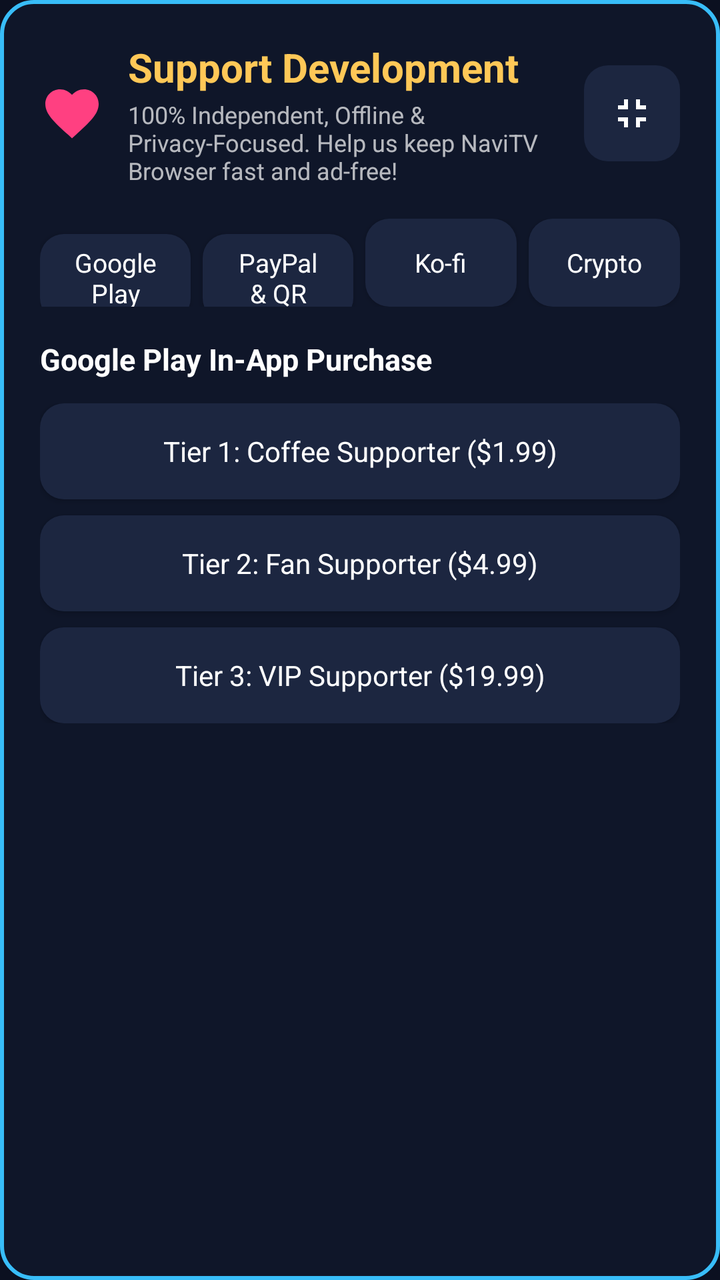
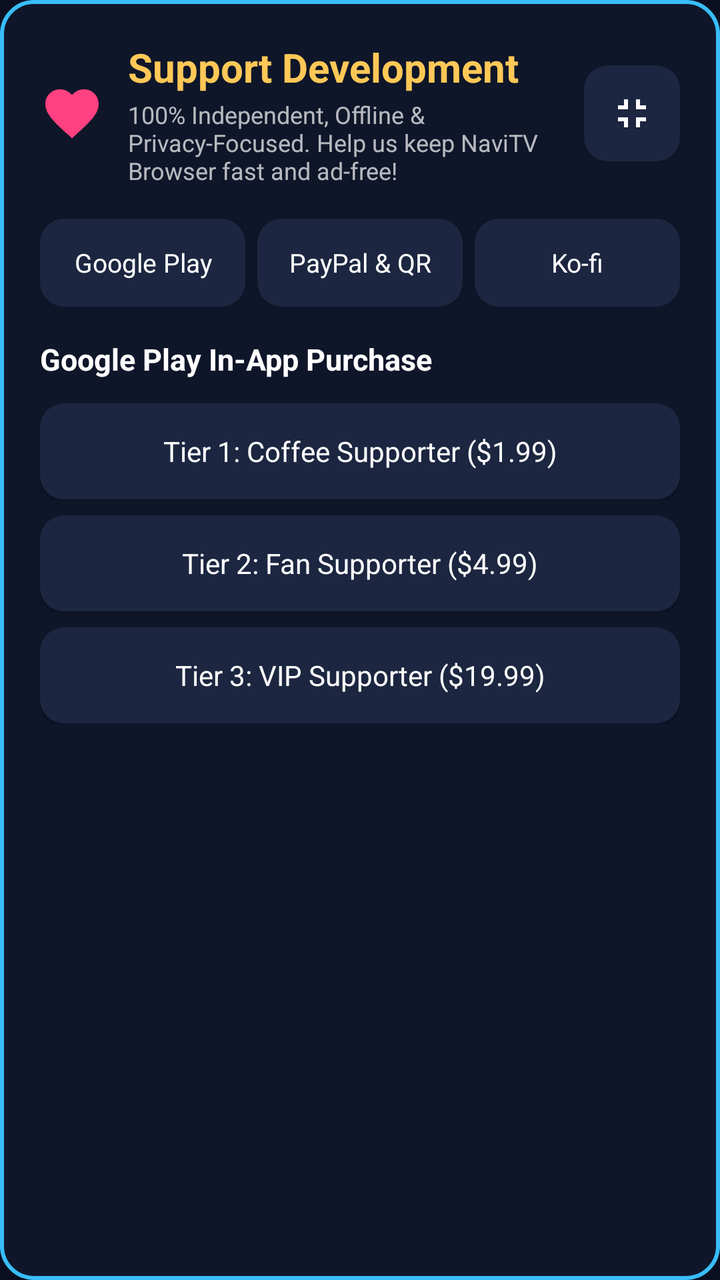

Two renders of the same Android screen: before a commit and after it. Below are the layout's source before the change and the commit's diff.
<!-- AndroidManifest.xml: application theme Theme.TVNavBrowser -->
<!-- res/layout/dialog_donation.xml -->
<?xml version="1.0" encoding="utf-8"?>
<LinearLayout xmlns:android="http://schemas.android.com/apk/res/android"
    xmlns:app="http://schemas.android.com/apk/res-auto"
    android:layout_width="match_parent"
    android:layout_height="wrap_content"
    android:layout_margin="16dp"
    android:background="?attr/overlayCardBackground"
    android:orientation="vertical"
    android:padding="20dp">

    
    <LinearLayout
        android:layout_width="match_parent"
        android:layout_height="wrap_content"
        android:gravity="center_vertical"
        android:orientation="horizontal">

        <ImageView
            android:layout_width="32dp"
            android:layout_height="32dp"
            android:src="@drawable/ic_support_heart"
            android:contentDescription="@string/donation_title" />

        <LinearLayout
            android:layout_width="0dp"
            android:layout_height="wrap_content"
            android:layout_marginStart="12dp"
            android:layout_weight="1"
            android:orientation="vertical">

            <TextView
                android:id="@+id/tvDonationTitle"
                android:layout_width="wrap_content"
                android:layout_height="wrap_content"
                android:text="@string/donation_title"
                android:textColor="@color/accent"
                android:textSize="20sp"
                android:textStyle="bold" />

            <TextView
                android:id="@+id/tvDonationSubtitle"
                android:layout_width="wrap_content"
                android:layout_height="wrap_content"
                android:layout_marginTop="2dp"
                android:text="@string/donation_subtitle"
                android:textColor="?android:attr/textColorSecondary"
                android:textSize="12sp" />
        </LinearLayout>

        <ImageButton
            android:id="@+id/btnCloseDonation"
            style="@style/ToolbarIconButton"
            android:src="@drawable/ic_nav_fullscreen_exit"
            android:contentDescription="@string/ai_summary_close" />
    </LinearLayout>

    
    <LinearLayout
        android:id="@+id/layoutSupporterBadge"
        android:layout_width="match_parent"
        android:layout_height="wrap_content"
        android:layout_marginTop="12dp"
        android:background="#204CAF50"
        android:gravity="center_vertical"
        android:orientation="horizontal"
        android:padding="10dp"
        android:visibility="gone">

        <ImageView
            android:layout_width="24dp"
            android:layout_height="24dp"
            android:src="@drawable/ic_support_heart"
            app:tint="#4CAF50"
            android:contentDescription="@string/donation_active_supporter" />

        <TextView
            android:id="@+id/tvSupporterBadgeStatus"
            android:layout_width="wrap_content"
            android:layout_height="wrap_content"
            android:layout_marginStart="8dp"
            android:text="@string/donation_active_supporter_desc"
            android:textColor="#4CAF50"
            android:textSize="13sp"
            android:textStyle="bold" />
    </LinearLayout>

    
    <LinearLayout
        android:layout_width="match_parent"
        android:layout_height="wrap_content"
        android:layout_marginTop="16dp"
        android:orientation="horizontal">

        <Button
            android:id="@+id/btnTabPlay"
            style="@style/ToolbarButton"
            android:layout_width="0dp"
            android:layout_height="44dp"
            android:layout_weight="1"
            android:focusable="true"
            android:text="Google Play"
            android:textSize="13sp" />

        <Button
            android:id="@+id/btnTabPaypal"
            style="@style/ToolbarButton"
            android:layout_width="0dp"
            android:layout_height="44dp"
            android:layout_marginStart="6dp"
            android:layout_weight="1"
            android:focusable="true"
            android:text="PayPal &amp; QR"
            android:textSize="13sp" />

        <Button
            android:id="@+id/btnTabKofi"
            style="@style/ToolbarButton"
            android:layout_width="0dp"
            android:layout_height="44dp"
            android:layout_marginStart="6dp"
            android:layout_weight="1"
            android:focusable="true"
            android:text="Ko-fi"
            android:textSize="13sp" />

        <Button
            android:id="@+id/btnTabCrypto"
            style="@style/ToolbarButton"
            android:layout_width="0dp"
            android:layout_height="44dp"
            android:layout_marginStart="6dp"
            android:layout_weight="1"
            android:focusable="true"
            android:text="Crypto"
            android:textSize="13sp" />
    </LinearLayout>

    
    <LinearLayout
        android:id="@+id/layoutPlayContent"
        android:layout_width="match_parent"
        android:layout_height="wrap_content"
        android:layout_marginTop="16dp"
        android:orientation="vertical">

        <TextView
            android:layout_width="wrap_content"
            android:layout_height="wrap_content"
            android:text="@string/donation_method_google_play"
            android:textColor="?android:attr/textColorPrimary"
            android:textSize="15sp"
            android:textStyle="bold" />

        <LinearLayout
            android:layout_width="match_parent"
            android:layout_height="wrap_content"
            android:layout_marginTop="12dp"
            android:orientation="vertical">

            <Button
                android:id="@+id/btnTier1"
                style="@style/ToolbarButton"
                android:layout_width="match_parent"
                android:layout_height="48dp"
                android:focusable="true"
                android:text="@string/donation_tier_1" />

            <Button
                android:id="@+id/btnTier2"
                style="@style/ToolbarButton"
                android:layout_width="match_parent"
                android:layout_height="48dp"
                android:layout_marginTop="8dp"
                android:focusable="true"
                android:text="@string/donation_tier_2" />

            <Button
                android:id="@+id/btnTier3"
                style="@style/ToolbarButton"
                android:layout_width="match_parent"
                android:layout_height="48dp"
                android:layout_marginTop="8dp"
                android:focusable="true"
                android:text="@string/donation_tier_3" />
        </LinearLayout>
    </LinearLayout>

    
    <LinearLayout
        android:id="@+id/layoutPaypalContent"
        android:layout_width="match_parent"
        android:layout_height="wrap_content"
        android:layout_marginTop="16dp"
        android:gravity="center_horizontal"
        android:orientation="vertical"
        android:visibility="gone">

        <TextView
            android:layout_width="wrap_content"
            android:layout_height="wrap_content"
            android:text="@string/donation_paypal_desc"
            android:textColor="?android:attr/textColorSecondary"
            android:textSize="13sp" />

        <LinearLayout
            android:layout_width="wrap_content"
            android:layout_height="wrap_content"
            android:layout_marginTop="10dp"
            android:orientation="horizontal">

            <Button
                android:id="@+id/btnPreset3"
                style="@style/ToolbarButton"
                android:layout_width="70dp"
                android:layout_height="40dp"
                android:focusable="true"
                android:text="@string/donation_preset_3" />

            <Button
                android:id="@+id/btnPreset5"
                style="@style/ToolbarButton"
                android:layout_width="70dp"
                android:layout_height="40dp"
                android:layout_marginStart="8dp"
                android:focusable="true"
                android:text="@string/donation_preset_5" />

            <Button
                android:id="@+id/btnPreset10"
                style="@style/ToolbarButton"
                android:layout_width="70dp"
                android:layout_height="40dp"
                android:layout_marginStart="8dp"
                android:focusable="true"
                android:text="@string/donation_preset_10" />
        </LinearLayout>

        <ImageView
            android:id="@+id/ivPaypalQr"
            android:layout_width="160dp"
            android:layout_height="160dp"
            android:layout_marginTop="12dp"
            android:background="#FFFFFF"
            android:padding="6dp"
            android:contentDescription="@string/donation_qr_scan_hint" />

        <Button
            android:id="@+id/btnOpenPaypal"
            style="@style/ToolbarButton"
            android:layout_width="wrap_content"
            android:layout_height="44dp"
            android:layout_marginTop="12dp"
            android:focusable="true"
            android:text="@string/donation_open_paypal" />
    </LinearLayout>

    
    <LinearLayout
        android:id="@+id/layoutKofiContent"
        android:layout_width="match_parent"
        android:layout_height="wrap_content"
        android:layout_marginTop="16dp"
        android:gravity="center_horizontal"
        android:orientation="vertical"
        android:visibility="gone">

        <TextView
            android:layout_width="wrap_content"
            android:layout_height="wrap_content"
            android:text="Support via Ko-fi platform"
            android:textColor="?android:attr/textColorPrimary"
            android:textSize="15sp"
            android:textStyle="bold" />

        <ImageView
            android:id="@+id/ivKofiQr"
            android:layout_width="160dp"
            android:layout_height="160dp"
            android:layout_marginTop="12dp"
            android:background="#FFFFFF"
            android:padding="6dp"
            android:contentDescription="@string/donation_qr_scan_hint" />

        <Button
            android:id="@+id/btnOpenKofi"
            style="@style/ToolbarButton"
            android:layout_width="wrap_content"
            android:layout_height="44dp"
            android:layout_marginTop="12dp"
            android:focusable="true"
            android:text="@string/donation_open_kofi" />
    </LinearLayout>

    
    <LinearLayout
        android:id="@+id/layoutCryptoContent"
        android:layout_width="match_parent"
        android:layout_height="wrap_content"
        android:layout_marginTop="16dp"
        android:gravity="center_horizontal"
        android:orientation="vertical"
        android:visibility="gone">

        <LinearLayout
            android:layout_width="wrap_content"
            android:layout_height="wrap_content"
            android:orientation="horizontal">

            <Button
                android:id="@+id/btnCryptoUsdt"
                style="@style/ToolbarButton"
                android:layout_width="120dp"
                android:layout_height="40dp"
                android:focusable="true"
                android:text="USDT (TRC20)" />

            <Button
                android:id="@+id/btnCryptoBtc"
                style="@style/ToolbarButton"
                android:layout_width="120dp"
                android:layout_height="40dp"
                android:layout_marginStart="10dp"
                android:focusable="true"
                android:text="Bitcoin (BTC)" />
        </LinearLayout>

        <ImageView
            android:id="@+id/ivCryptoQr"
            android:layout_width="150dp"
            android:layout_height="150dp"
            android:layout_marginTop="12dp"
            android:background="#FFFFFF"
            android:padding="6dp"
            android:contentDescription="@string/donation_qr_scan_hint" />

        <TextView
            android:id="@+id/tvCryptoAddress"
            android:layout_width="wrap_content"
            android:layout_height="wrap_content"
            android:layout_marginTop="8dp"
            android:padding="6dp"
            android:textColor="?android:attr/textColorPrimary"
            android:textSize="12sp"
            android:textIsSelectable="true" />

        <Button
            android:id="@+id/btnCopyCrypto"
            style="@style/ToolbarButton"
            android:layout_width="wrap_content"
            android:layout_height="44dp"
            android:layout_marginTop="8dp"
            android:focusable="true"
            android:text="@string/donation_copy_address" />
    </LinearLayout>

</LinearLayout>
<!-- resources referenced by this layout -->
<resources>
  <color name="accent">#FFFFC857</color>
  <string name="ai_summary_close">Close</string>
  <string name="donation_active_supporter">Active Supporter</string>
  <string name="donation_active_supporter_desc">Thank you for supporting NaviTV Browser! All donation banners are permanently disabled.</string>
  <string name="donation_copy_address">Copy Wallet Address</string>
  <string name="donation_method_google_play">Google Play In-App Purchase</string>
  <string name="donation_open_kofi">Open Ko-fi Page</string>
  <string name="donation_open_paypal">Open PayPal Link</string>
  <string name="donation_paypal_desc">Scan the QR code with your phone camera or PayPal app to donate directly via paypal.me/navitvbrowser.</string>
  <string name="donation_preset_10">$10</string>
  <string name="donation_preset_3">$3</string>
  <string name="donation_preset_5">$5</string>
  <string name="donation_qr_scan_hint">Scan QR code with your mobile device</string>
  <string name="donation_subtitle">100% Independent, Offline &amp; Privacy-Focused. Help us keep NaviTV Browser fast and ad-free!</string>
  <string name="donation_tier_1">Tier 1: Coffee Supporter ($1.99)</string>
  <string name="donation_tier_2">Tier 2: Fan Supporter ($4.99)</string>
  <string name="donation_tier_3">Tier 3: VIP Supporter ($19.99)</string>
  <string name="donation_title">Support Development</string>
  <color name="bg_dark">#FF0B1020</color>
  <color name="black">#FF000000</color>
  <color name="white">#FFFFFFFF</color>
  <color name="accent_dark">#FFE6A819</color>
  <color name="text_primary">#FFFFFFFF</color>
  <color name="text_secondary">#B3FFFFFF</color>
  <!-- drawable bg_screen (drawable) -->
  <?xml version="1.0" encoding="utf-8"?>
  <shape xmlns:android="http://schemas.android.com/apk/res/android"
      android:shape="rectangle">
      <gradient
          android:angle="135"
          android:endColor="@color/bg_dark"
          android:startColor="#FF10182B"
          android:type="linear" />
  </shape>
  <!-- drawable bg_settings_section (drawable) -->
  <?xml version="1.0" encoding="utf-8"?>
  <shape xmlns:android="http://schemas.android.com/apk/res/android"
      android:shape="rectangle">
      <solid android:color="#162138" />
      <stroke
          android:width="1dp"
          android:color="#243354" />
      <corners android:radius="16dp" />
  </shape>
  <!-- drawable bg_input_hint (drawable) -->
  <?xml version="1.0" encoding="utf-8"?>
  <shape xmlns:android="http://schemas.android.com/apk/res/android"
      android:shape="rectangle">
      <solid android:color="#CC151D33" />
      <corners android:radius="10dp" />
      <stroke
          android:width="1dp"
          android:color="@color/divider" />
  </shape>
  <!-- drawable bg_overlay_card (drawable) -->
  <?xml version="1.0" encoding="utf-8"?>
  <shape xmlns:android="http://schemas.android.com/apk/res/android"
      android:shape="rectangle">
      <solid android:color="#F00F172A" />
      <stroke
          android:width="2dp"
          android:color="#38BDF8" />
      <corners android:radius="16dp" />
  </shape>
  <!-- drawable bg_step_badge (drawable) -->
  <?xml version="1.0" encoding="utf-8"?>
  <shape xmlns:android="http://schemas.android.com/apk/res/android"
      android:shape="rectangle">
      <solid android:color="#1AFFC857" />
      <corners android:radius="24dp" />
      <stroke
          android:width="1.5dp"
          android:color="@color/accent" />
  </shape>
  <color name="divider">#33FFFFFF</color>
  <!-- drawable bg_toolbar (drawable) -->
  <?xml version="1.0" encoding="utf-8"?>
  <shape xmlns:android="http://schemas.android.com/apk/res/android"
      android:shape="rectangle">
      <solid android:color="@color/bg_toolbar" />
      <corners android:radius="16dp" />
      <stroke
          android:width="1dp"
          android:color="@color/divider" />
  </shape>
  <color name="accent_soft">#33FFC857</color>
  <color name="bg_card">#FF1C2640</color>
  <color name="bg_toolbar">#FF151D33</color>
  <!-- unchanged entries left out for length: 9 -->
</resources>

<!-- the commit's change to res/layout/dialog_donation.xml (unified diff, before → after) -->
@@ -122,17 +122,6 @@
             android:focusable="true"
             android:text="Ko-fi"
             android:textSize="13sp" />
-
-        <Button
-            android:id="@+id/btnTabCrypto"
-            style="@style/ToolbarButton"
-            android:layout_width="0dp"
-            android:layout_height="44dp"
-            android:layout_marginStart="6dp"
-            android:layout_weight="1"
-            android:focusable="true"
-            android:text="Crypto"
-            android:textSize="13sp" />
     </LinearLayout>
 
     
@@ -291,66 +280,4 @@
             android:text="@string/donation_open_kofi" />
     </LinearLayout>
 
-    
-    <LinearLayout
-        android:id="@+id/layoutCryptoContent"
-        android:layout_width="match_parent"
-        android:layout_height="wrap_content"
-        android:layout_marginTop="16dp"
-        android:gravity="center_horizontal"
-        android:orientation="vertical"
-        android:visibility="gone">
-
-        <LinearLayout
-            android:layout_width="wrap_content"
-            android:layout_height="wrap_content"
-            android:orientation="horizontal">
-
-            <Button
-                android:id="@+id/btnCryptoUsdt"
-                style="@style/ToolbarButton"
-                android:layout_width="120dp"
-                android:layout_height="40dp"
-                android:focusable="true"
-                android:text="USDT (TRC20)" />
-
-            <Button
-                android:id="@+id/btnCryptoBtc"
-                style="@style/ToolbarButton"
-                android:layout_width="120dp"
-                android:layout_height="40dp"
-                android:layout_marginStart="10dp"
-                android:focusable="true"
-                android:text="Bitcoin (BTC)" />
-        </LinearLayout>
-
-        <ImageView
-            android:id="@+id/ivCryptoQr"
-            android:layout_width="150dp"
-            android:layout_height="150dp"
-            android:layout_marginTop="12dp"
-            android:background="#FFFFFF"
-            android:padding="6dp"
-            android:contentDescription="@string/donation_qr_scan_hint" />
-
-        <TextView
-            android:id="@+id/tvCryptoAddress"
-            android:layout_width="wrap_content"
-            android:layout_height="wrap_content"
-            android:layout_marginTop="8dp"
-            android:padding="6dp"
-            android:textColor="?android:attr/textColorPrimary"
-            android:textSize="12sp"
-            android:textIsSelectable="true" />
-
-        <Button
-            android:id="@+id/btnCopyCrypto"
-            style="@style/ToolbarButton"
-            android:layout_width="wrap_content"
-            android:layout_height="44dp"
-            android:layout_marginTop="8dp"
-            android:focusable="true"
-            android:text="@string/donation_copy_address" />
-    </LinearLayout>
-
 </LinearLayout>
<!-- resource entries referenced after the edit -->
@@ -4,7 +4,6 @@
   <string name="ai_summary_close">Close</string>
   <string name="donation_active_supporter">Active Supporter</string>
   <string name="donation_active_supporter_desc">Thank you for supporting NaviTV Browser! All donation banners are permanently disabled.</string>
-  <string name="donation_copy_address">Copy Wallet Address</string>
   <string name="donation_method_google_play">Google Play In-App Purchase</string>
   <string name="donation_open_kofi">Open Ko-fi Page</string>
   <string name="donation_open_paypal">Open PayPal Link</string>
